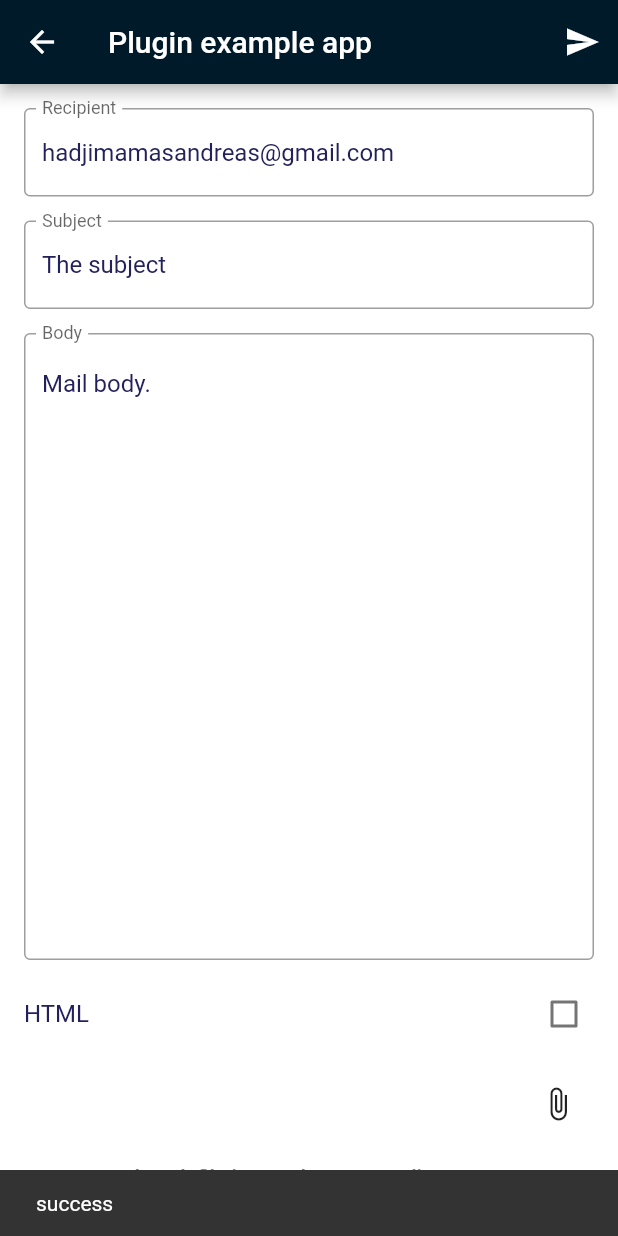
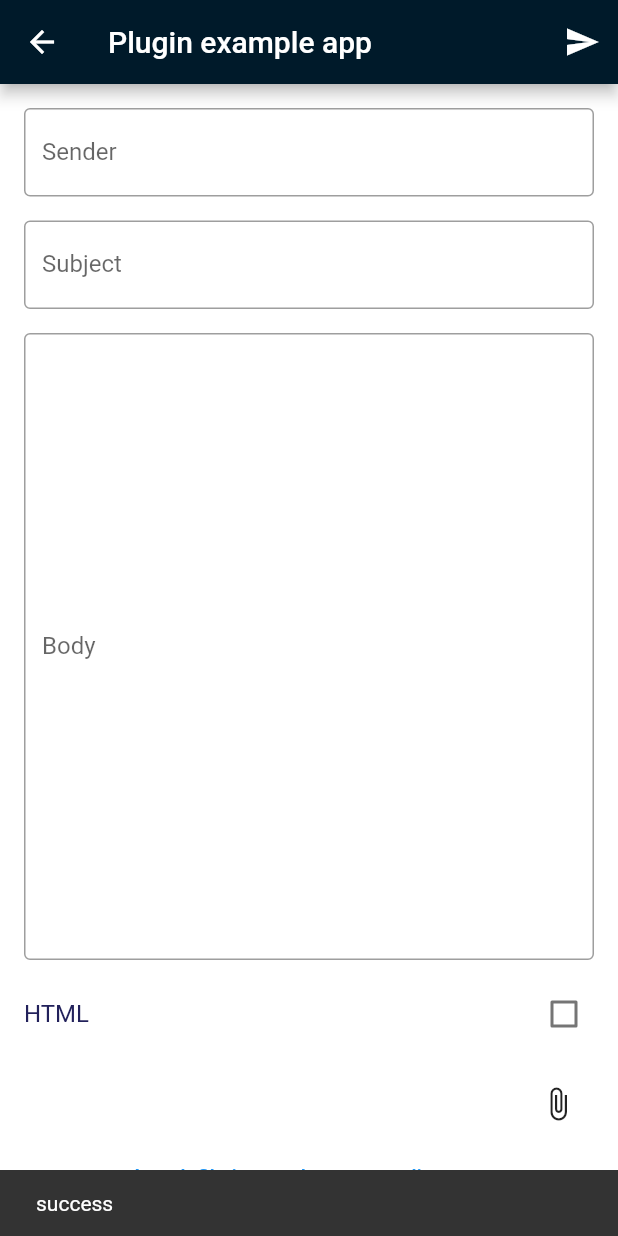
Before and after one commit to Hadjimamas/Testing_Project, a Flutter app: the EmailSender screen opened directly, after a tap on the "send" icon, on a phone screen of 412 x 824 dp. Run offline on Flutter 3.47's test engine with Material 2 defaults, Android fonts, the phone set to English and light mode, and no system bars; drawn by our look-alikes of overlay_support; our stand-ins replace connectivity_plus, google_fonts, image_picker, internet_connection_checker, package_info_plus; missing offline and left inert: flutter_email_sender.

Commit message:
Practice Project

```diff
--- a/lib/email.dart
+++ b/lib/email.dart
@@ -17,21 +17,21 @@ class _EmailSenderState extends State<EmailSender> {
   List<String> attachments = [];
   bool isHTML = false;
 
-  final _recipientController = TextEditingController(
-    text: 'hadjimamasandreas@gmail.com',
+  final _senderController = TextEditingController(
+    text: '',
   );
 
-  final _subjectController = TextEditingController(text: 'The subject');
+  final _subjectController = TextEditingController(text: '');
 
   final _bodyController = TextEditingController(
-    text: 'Mail body.',
+    text: '',
   );
 
   Future<void> send() async {
     final Email email = Email(
-      body: _bodyController.text,
+      body: 'Email from ${_senderController.text} \n ${_bodyController.text}',
       subject: _subjectController.text,
-      recipients: [_recipientController.text],
+      recipients: ['hadjimamasandreas@gmail.com'],
       attachmentPaths: attachments,
       isHTML: isHTML,
     );
@@ -77,10 +77,12 @@ class _EmailSenderState extends State<EmailSender> {
             Padding(
               padding: EdgeInsets.all(8.0),
               child: TextField(
-                controller: _recipientController,
+                keyboardType: TextInputType.emailAddress,
+                controller: _senderController,
                 decoration: InputDecoration(
                   border: OutlineInputBorder(),
-                  labelText: 'Recipient',
+                  hintText: 'Email',
+                  labelText: 'Sender',
                 ),
               ),
             ),
@@ -90,6 +92,7 @@ class _EmailSenderState extends State<EmailSender> {
                 controller: _subjectController,
                 decoration: InputDecoration(
                   border: OutlineInputBorder(),
+                  hintText: 'Subject',
                   labelText: 'Subject',
                 ),
               ),
@@ -103,7 +106,9 @@ class _EmailSenderState extends State<EmailSender> {
                   expands: true,
                   textAlignVertical: TextAlignVertical.top,
                   decoration: InputDecoration(
-                      labelText: 'Body', border: OutlineInputBorder()),
+                      hintText: 'Enter text here',
+                      labelText: 'Body',
+                      border: OutlineInputBorder()),
                 ),
               ),
             ),
--- a/lib/main.dart
+++ b/lib/main.dart
@@ -115,6 +115,7 @@ class MyHomePageState extends State<MyHomePage> {
 
   Future<void> selectDate(BuildContext context) async {
     final DateTime? picked = await showDatePicker(
+        keyboardType: TextInputType.datetime,
         context: context,
         initialDate: selectedDate,
         firstDate: DateTime(DateTime.now().year - 1),
```
